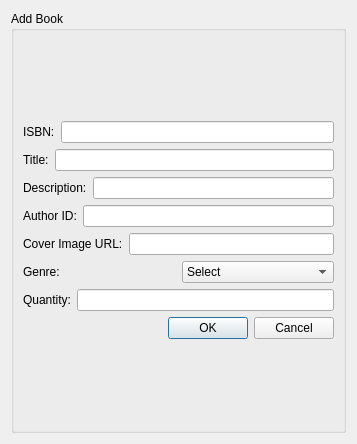
Before: the Qt Designer form addbook.ui in apteryxxyz/cs106-a2-client, drawn with Qt 5.
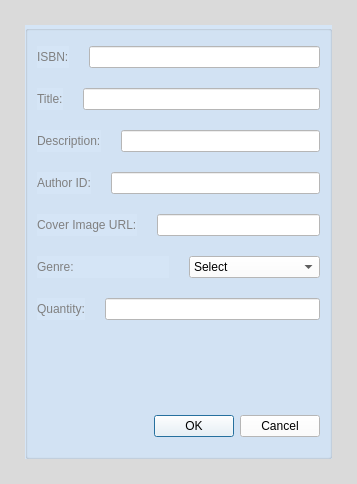
After: the same form once the commit is applied.

Diff of the .ui file:
```diff
--- a/addbook.ui
+++ b/addbook.ui
@@ -7,7 +7,7 @@
     <x>0</x>
     <y>0</y>
     <width>357</width>
-    <height>444</height>
+    <height>484</height>
    </rect>
   </property>
   <property name="minimumSize">
@@ -17,21 +17,57 @@
    </size>
   </property>
   <property name="windowTitle">
-   <string>Dialog</string>
+   <string>Add Book</string>
+  </property>
+  <property name="styleSheet">
+   <string notr="true">background-color: rgb(218, 218, 218);</string>
   </property>
   <layout class="QGridLayout" name="gridLayout_2">
+   <property name="leftMargin">
+    <number>25</number>
+   </property>
+   <property name="topMargin">
+    <number>25</number>
+   </property>
+   <property name="rightMargin">
+    <number>25</number>
+   </property>
+   <property name="bottomMargin">
+    <number>25</number>
+   </property>
+   <property name="verticalSpacing">
+    <number>6</number>
+   </property>
    <item row="0" column="0">
     <widget class="QGroupBox" name="groupBox">
+     <property name="styleSheet">
+      <string notr="true">background-color: rgb(213, 229, 246);</string>
+     </property>
      <property name="title">
-      <string>Add Book</string>
+      <string/>
      </property>
      <layout class="QGridLayout" name="gridLayout">
+      <property name="topMargin">
+       <number>15</number>
+      </property>
+      <property name="spacing">
+       <number>6</number>
+      </property>
       <item row="0" column="0">
        <layout class="QVBoxLayout" name="verticalLayout">
+        <property name="spacing">
+         <number>20</number>
+        </property>
+        <property name="bottomMargin">
+         <number>10</number>
+        </property>
         <item>
          <layout class="QHBoxLayout" name="horizontalLayout_5">
           <item>
            <widget class="QLabel" name="label_isbn">
+            <property name="styleSheet">
+             <string notr="true">color: rgb(128, 128, 128);</string>
+            </property>
             <property name="text">
              <string>ISBN:</string>
             </property>
@@ -41,7 +77,11 @@
            </widget>
           </item>
           <item>
-           <widget class="QLineEdit" name="line_isbn"/>
+           <widget class="QLineEdit" name="line_isbn">
+            <property name="styleSheet">
+             <string notr="true">background-color: rgb(255, 255, 255);</string>
+            </property>
+           </widget>
           </item>
          </layout>
         </item>
@@ -49,6 +89,9 @@
          <layout class="QHBoxLayout" name="horizontalLayout_7">
           <item>
            <widget class="QLabel" name="label_title">
+            <property name="styleSheet">
+             <string notr="true">color: rgb(128, 128, 128);</string>
+            </property>
             <property name="text">
              <string>Title:</string>
             </property>
@@ -58,7 +101,11 @@
            </widget>
           </item>
           <item>
-           <widget class="QLineEdit" name="line_title"/>
+           <widget class="QLineEdit" name="line_title">
+            <property name="styleSheet">
+             <string notr="true">background-color: rgb(255, 255, 255);</string>
+            </property>
+           </widget>
           </item>
          </layout>
         </item>
@@ -66,13 +113,20 @@
          <layout class="QHBoxLayout" name="horizontalLayout_3">
           <item>
            <widget class="QLabel" name="label_description">
+            <property name="styleSheet">
+             <string notr="true">color: rgb(128, 128, 128);</string>
+            </property>
             <property name="text">
              <string>Description:</string>
             </property>
            </widget>
           </item>
           <item>
-           <widget class="QLineEdit" name="line_description"/>
+           <widget class="QLineEdit" name="line_description">
+            <property name="styleSheet">
+             <string notr="true">background-color: rgb(255, 255, 255);</string>
+            </property>
+           </widget>
           </item>
          </layout>
         </item>
@@ -80,6 +134,9 @@
          <layout class="QHBoxLayout" name="horizontalLayout">
           <item>
            <widget class="QLabel" name="label_author">
+            <property name="styleSheet">
+             <string notr="true">color: rgb(128, 128, 128);</string>
+            </property>
             <property name="text">
              <string>Author ID:</string>
             </property>
@@ -89,7 +146,11 @@
            </widget>
           </item>
           <item>
-           <widget class="QLineEdit" name="line_author"/>
+           <widget class="QLineEdit" name="line_author">
+            <property name="styleSheet">
+             <string notr="true">background-color: rgb(255, 255, 255);</string>
+            </property>
+           </widget>
           </item>
          </layout>
         </item>
@@ -97,13 +158,20 @@
          <layout class="QHBoxLayout" name="horizontalLayout_4">
           <item>
            <widget class="QLabel" name="label_cover">
+            <property name="styleSheet">
+             <string notr="true">color: rgb(128, 128, 128);</string>
+            </property>
             <property name="text">
              <string>Cover Image URL:</string>
             </property>
            </widget>
           </item>
           <item>
-           <widget class="QLineEdit" name="line_cover"/>
+           <widget class="QLineEdit" name="line_cover">
+            <property name="styleSheet">
+             <string notr="true">background-color: rgb(255, 255, 255);</string>
+            </property>
+           </widget>
           </item>
          </layout>
         </item>
@@ -111,6 +179,9 @@
          <layout class="QHBoxLayout" name="horizontalLayout_6">
           <item>
            <widget class="QLabel" name="label_genre">
+            <property name="styleSheet">
+             <string notr="true">color: rgb(128, 128, 128);</string>
+            </property>
             <property name="text">
              <string>Genre:</string>
             </property>
@@ -118,6 +189,9 @@
           </item>
           <item>
            <widget class="QComboBox" name="combo_genre">
+            <property name="styleSheet">
+             <string notr="true">background-color: rgb(255, 255, 255);</string>
+            </property>
             <item>
              <property name="text">
               <string>Select</string>
@@ -146,6 +220,9 @@
          <layout class="QHBoxLayout" name="horizontalLayout_2">
           <item>
            <widget class="QLabel" name="label_quantity">
+            <property name="styleSheet">
+             <string notr="true">color: rgb(128, 128, 128);</string>
+            </property>
             <property name="text">
              <string>Quantity:</string>
             </property>
@@ -155,12 +232,33 @@
            </widget>
           </item>
           <item>
-           <widget class="QLineEdit" name="line_quantity"/>
+           <widget class="QLineEdit" name="line_quantity">
+            <property name="styleSheet">
+             <string notr="true">background-color: rgb(255, 255, 255);</string>
+            </property>
+           </widget>
           </item>
          </layout>
         </item>
+        <item>
+         <spacer name="verticalSpacer">
+          <property name="orientation">
+           <enum>Qt::Vertical</enum>
+          </property>
+          <property name="sizeHint" stdset="0">
+           <size>
+            <width>20</width>
+            <height>40</height>
+           </size>
+          </property>
+         </spacer>
+        </item>
         <item>
          <widget class="QDialogButtonBox" name="buttonBox">
+          <property name="styleSheet">
+           <string notr="true">background-color: rgb(255, 255, 255);
+color: rgb(0, 0, 0);</string>
+          </property>
           <property name="standardButtons">
            <set>QDialogButtonBox::Cancel|QDialogButtonBox::Ok</set>
           </property>
```
